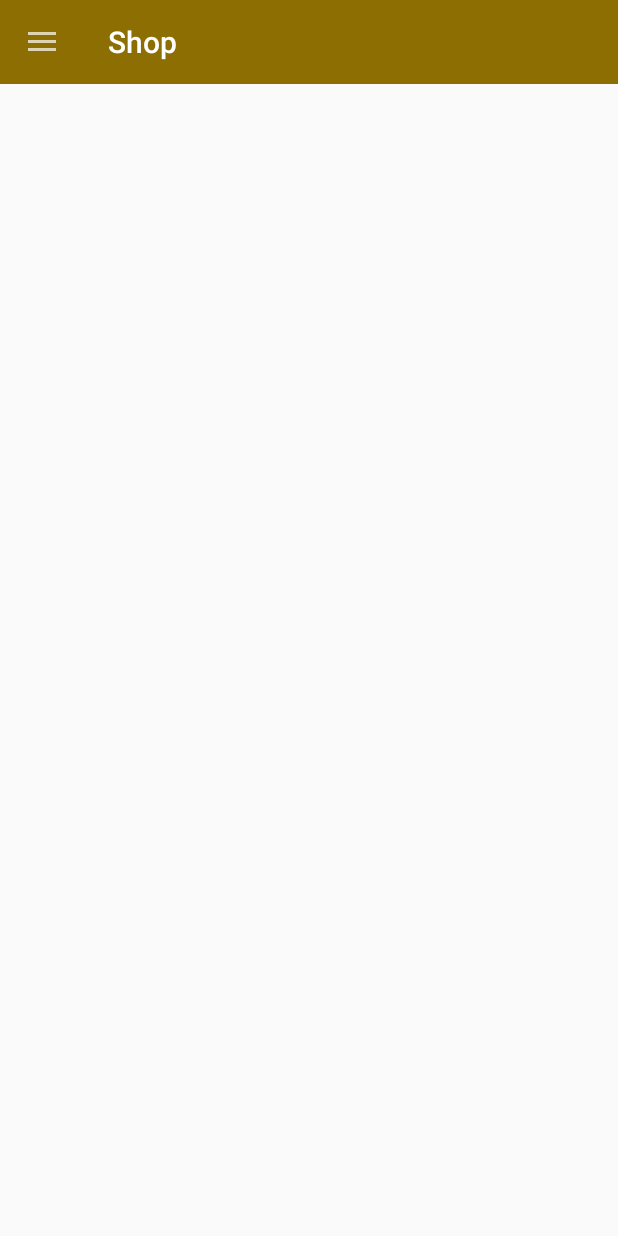
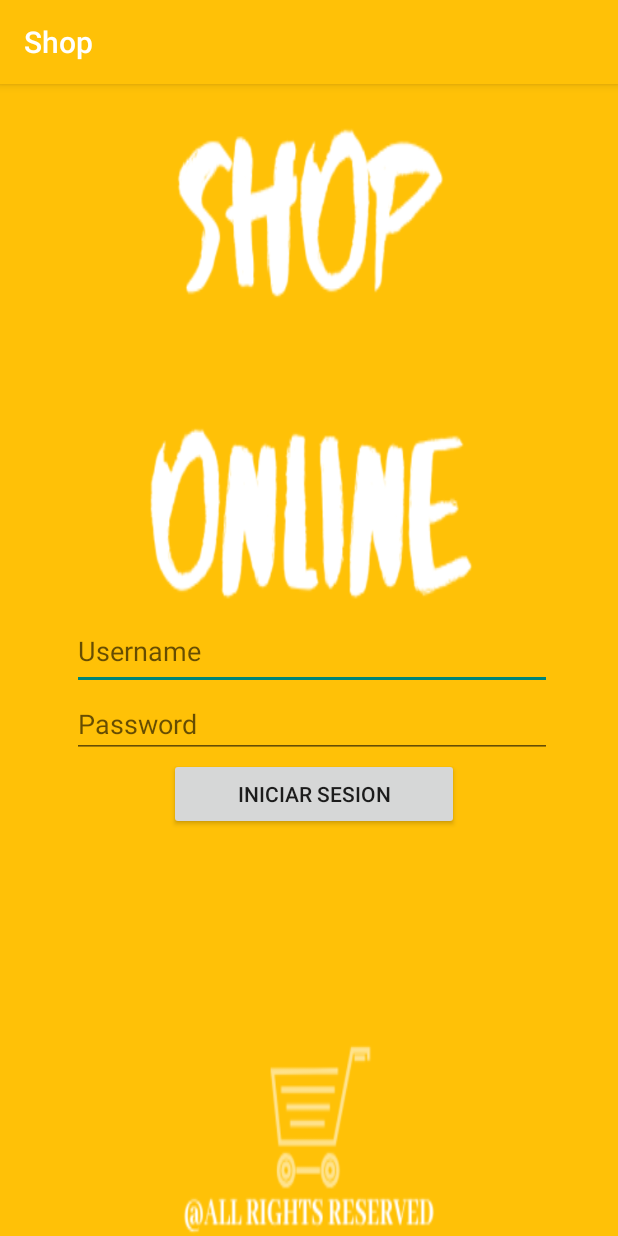
Before and after one commit to DaxH/Shop, an Android app: the screen it shows after launch (MainActivity before the commit, Login after it), on a phone screen of 412 x 824 dp. Run offline under Robolectric (Android 15) with nearby library versions, the phone set to English and light mode, and no system bars.

Commit message:
loginMejorado

```diff
--- a/app/src/main/AndroidManifest.xml
+++ b/app/src/main/AndroidManifest.xml
@@ -20,6 +20,7 @@
                 <category android:name="android.intent.category.LAUNCHER" />
             </intent-filter>
         </activity>
+        <activity android:name=".Vista.Login"></activity>
     </application>
 
 </manifest>
--- a/app/src/main/java/com/example/shop/Vista/SplashActivityShop.java
+++ b/app/src/main/java/com/example/shop/Vista/SplashActivityShop.java
@@ -23,7 +23,7 @@ public class SplashActivityShop extends AppCompatActivity {
         new Handler().postDelayed(new Runnable(){
             public void run(){
 
-                Intent intent = new Intent(SplashActivityShop.this, MainActivity.class);
+                Intent intent = new Intent(SplashActivityShop.this, Login.class);
                 startActivity(intent);
                 finish();
             };
--- a/app/src/main/res/layout/login_activity.xml
+++ b/app/src/main/res/layout/login_activity.xml
@@ -1,36 +1,57 @@
 <?xml version="1.0" encoding="utf-8"?>
 <LinearLayout xmlns:android="http://schemas.android.com/apk/res/android"
+    xmlns:app="http://schemas.android.com/apk/res-auto"
+    xmlns:tools="http://schemas.android.com/tools"
     android:layout_width="match_parent"
     android:layout_height="match_parent"
     android:background="@drawable/login_fondo"
     android:orientation="vertical"
     android:padding="48dp">
 
+    <androidx.constraintlayout.widget.ConstraintLayout
+        android:layout_width="322dp"
+        android:layout_height="410dp"
+        android:layout_weight="1">
+
         <EditText
             android:id="@+id/inputUser"
-        android:layout_width="match_parent"
-        android:layout_height="0dp"
+            android:layout_width="321dp"
+            android:layout_height="52dp"
             android:layout_gravity="center_horizontal"
+            android:layout_marginTop="304dp"
             android:layout_weight="1"
-        android:hint="Username" />
+            android:hint="Username"
+            app:layout_constraintTop_toTopOf="parent"
+            tools:ignore="MissingConstraints"
+            tools:layout_editor_absoluteX="0dp" />
 
         <EditText
             android:id="@+id/inputPassword"
             android:layout_width="match_parent"
             android:layout_height="0dp"
             android:layout_gravity="center_horizontal"
+            android:layout_marginTop="356dp"
             android:layout_weight="1"
             android:ems="10"
             android:hint="Password"
-        android:inputType="textPassword" />
+            android:inputType="textPassword"
+            app:layout_constraintTop_toTopOf="parent"
+            tools:ignore="MissingConstraints"
+            tools:layout_editor_absoluteX="0dp" />
 
         <Button
             android:id="@+id/botonIniciar"
             style="?android:attr/buttonStyleSmall"
-        android:layout_width="match_parent"
-        android:layout_height="24dp"
+            android:layout_width="193dp"
+            android:layout_height="48dp"
             android:layout_gravity="center_horizontal"
+            android:layout_marginTop="401dp"
+            android:layout_marginEnd="64dp"
             android:layout_weight="1"
-        android:text="Iniciar Sesion" />
+            android:text="Iniciar Sesion"
+            app:layout_constraintEnd_toEndOf="parent"
+            app:layout_constraintTop_toTopOf="parent"
+            tools:ignore="MissingConstraints" />
+    </androidx.constraintlayout.widget.ConstraintLayout>
 
 </LinearLayout>
--- a/app/src/main/res/menu/menu.xml
+++ b/app/src/main/res/menu/menu.xml
@@ -8,14 +8,7 @@
                 android:title="Home"
                 >
             </item>
-            <item
-                android:id="@+id/usuarios"
-                android:icon="@drawable/icono_usuarios"
-                android:title="Usuarios" />
-            <item
-                android:id="@+id/productos"
-                android:icon="@drawable/icon_product"
-                android:title="Productos" />
+
         </menu>
     </item>
 </menu>
```
Lines whose indentation alone changed are shown as unchanged.
